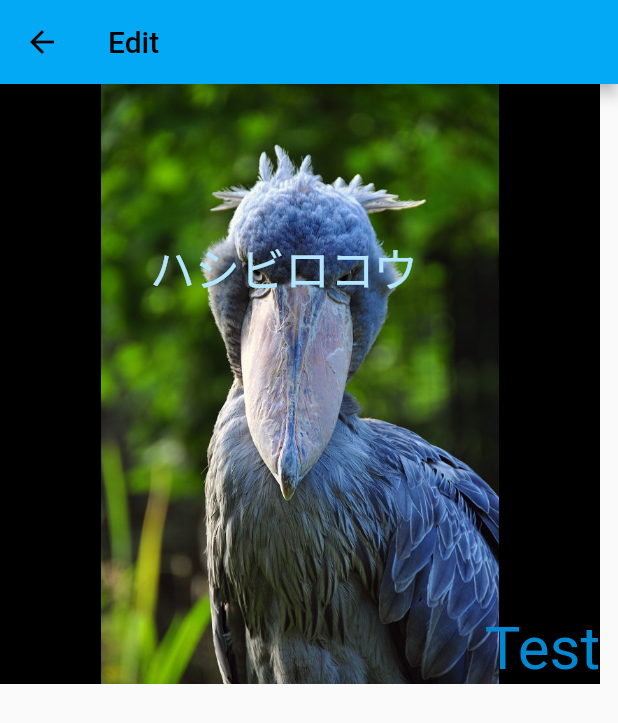
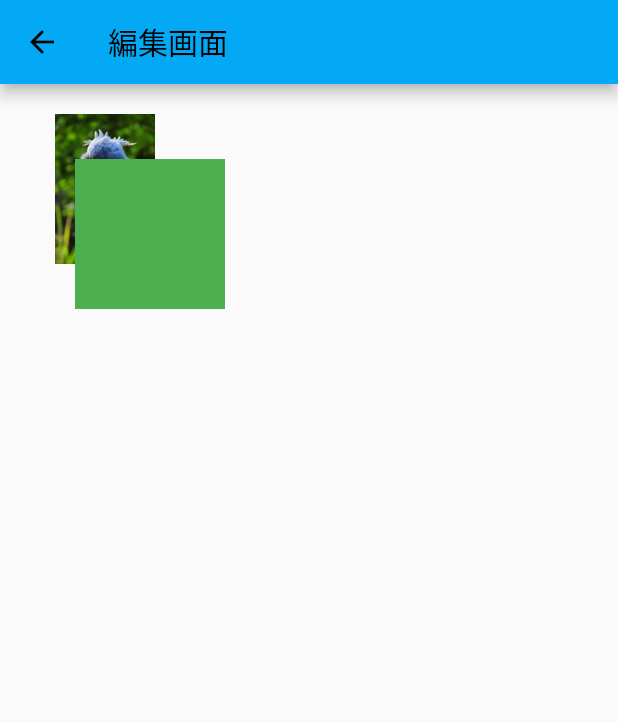
Before and after one commit to kutsu-4ta/flick_editor, a Flutter app: the screen it shows after launch, after a tap on an icon or button, on a phone screen of 412 x 824 dp. Shown: the top 723 px of the screen. Run offline on Flutter 3.47's test engine with Material 2 defaults, Android fonts, the phone set to English and light mode, and no system bars.

Commit message:
chore:編集画面でドラッグ&ドロップ実装

```diff
--- a/StudioProjects/flick_editter/lib/edit_page.dart
+++ b/StudioProjects/flick_editter/lib/edit_page.dart
@@ -1,71 +1,64 @@
 import 'package:flutter/material.dart';
+import 'package:flutter/rendering.dart';
 
-class EditPage extends StatelessWidget {
-  // イニシャライザ
-  EditPage(this.post);
-  String post;
+// NOTE:編集画面,テキスト編集、画像配置実装する
+
+
+// HACK:処理を別ファイルに分けたい
+
+  class EditPage extends StatefulWidget {
+    @override
+    _EditPageState createState() => _EditPageState();
+  }
+
+class _EditPageState extends State<EditPage> {
+
+  Offset posImage = Offset(20,20);
+  Offset pos = Offset(50,50);
 
   @override
   Widget build(BuildContext context) {
     return Scaffold(
       appBar: AppBar(
-          title: Text(post),
+        title: Text("編集画面"),
       ),
-        body: Stack(
+      body: Container(
+      child: Stack(
         alignment: Alignment.bottomRight,
+        // 画像
         children: <Widget>[
-            SizedBox(
-              width: 400.0,
-              height: 400.0,
-              child: Container(
-                child:Image.asset('images/hashibirokou.jpg'),
-                color: Colors.black,
+          Positioned(
+            left: posImage.dx,
+            top: posImage.dy,
+            child: Draggable(
+              feedback: Container(width: 100.0, height: 100.0, child:Image.asset('images/hashibirokou.jpg')),
+              child:Container(width: 100.0, height: 100.0, child:Image.asset('images/hashibirokou.jpg')),
+              childWhenDragging: Container(),
+              onDraggableCanceled: (view, offset) {
+                setState(() {
+                  posImage = offset;
+                });
+              },
             ),
           ),
+          // 四角
           Positioned(
-              left: 60.0,
-              top: 60.0,
-              width: 100.0,
-              height: 100.0,
-              child: Container(
-                // color: Colors.green,
+            left: pos.dx,
+            top: pos.dy,
+            child: Draggable(
+                feedback: Container(width: 100.0, height: 100.0, color: Colors.green[100]),
+                child:Container(width: 100.0, height: 100.0, color: Colors.green),
+              childWhenDragging: Container(),
+              onDraggableCanceled: (view, offset) {
+                  setState(() {
+                    pos = offset;
+                  });
+                },
             ),
           ),
-            Positioned(
-              left: 120.0,
-              top: 120.0,
-              width: 100.0,
-              height: 100.0,
-              child: Container(
-                // color: Colors.orange,
+        ],
       ),
     ),
-            Positioned(
-              left: 100.0,
-              top: 100.0,
-              width: 300.0,
-              height: 300.0,
-              child: Container(
-                child: Text(
-                  'ハシビロコウ',
-                  style: TextStyle(
-                    fontWeight: FontWeight.normal,
-                    fontSize: 30,
-                    color: Theme.of(context).primaryColorLight,
-                  ),
-                ),
-                // color: Colors.blue,
-              ),
-            ),
-            Text(
-              'Test',
-              style: TextStyle(
-                fontWeight: FontWeight.normal,
-                fontSize: 40,
-                color: Theme.of(context).primaryColorDark,
-              ),
-            )
-          ],
-        ));
+    );
   }
 }
--- a/StudioProjects/flick_editter/lib/main.dart
+++ b/StudioProjects/flick_editter/lib/main.dart
@@ -1,80 +1,51 @@
 import 'package:flutter/material.dart';
 import 'edit_page.dart';
 
-void main() {
-  runApp(const MyApp());
-}
+void main() => runApp(MyApp());
 
 class MyApp extends StatelessWidget {
   const MyApp({Key? key}) : super(key: key);
-
-  // トップ画面
   @override
   Widget build(BuildContext context) {
     return MaterialApp(
       title: 'Flutter Demo',
       theme: ThemeData(
-        /// [explain]
-        /// This is the theme of your application.
-        /// Try running your application with "flutter run". You'll see the
-        /// application has a blue toolbar. Then, without quitting the app, try
-        /// changing the primarySwatch below to Colors.green and then invoke
-        /// "hot reload" (press "r" in the console where you ran "flutter run",
-        /// or simply save your changes to "hot reload" in a Flutter IDE).
-        /// Notice that the counter didn't reset back to zero; the application
-        /// is not restarted.
-
-        // プライマリカラー
         primarySwatch: Colors.lightBlue,
       ),
-      home: const MyHomePage(title: 'My App'),
+      home: Contents(),
     );
   }
 }
 
-/// [説明]
-/// アプリのホーム画面クラス
-/// 静的クラスで設定される
-/// final でインスタンスを生成する感じか？
-class MyHomePage extends StatefulWidget {
-  const MyHomePage({Key? key, required this.title}) : super(key: key);
-
-  final String title;
-
-  @override
-  State<MyHomePage> createState() => _MyHomePageState();
-}
-
-/// [説明] ホーム画面のStateクラス
-class _MyHomePageState extends State<MyHomePage> {
-
-  /// [説明] 編集画面へ遷移
-  /// @param    void
-  /// @return   void
-  void _toEditPage() {
-    Navigator.push(
-      context,
-      MaterialPageRoute(
-          builder: (context) => EditPage('Edit')        // NOTE:アローで書いた方がかっこいい笑
-      ),
-    );
-  }
-
+class Contents extends StatelessWidget {
   final items = List<String>.generate(20, (index) => "$index");
 
   @override
   Widget build(BuildContext context) {
     return Scaffold(
-      appBar: AppBar(
-        title: Text('My Library'),
-      ),
+      appBar: AppBar(title: Text("一覧画面")),
       body: Container(
         width: double.infinity,
+
+        // HACK:リストビュー
+        child: ListView.builder(
+          itemCount: items.length,
+          itemBuilder: (context, index) => ListTile(
+            title: Text('${items[index]}'),
+            subtitle: Image.asset('images/hashibirokou.jpg'),
+            onTap: () {
+              Navigator.push(
+                  context, MaterialPageRoute(builder: (context) => EditPage()));
+            },
+          ),
+        ),
+
+        // HACK:グリッドビュー
         // child:GridView.count(
-          // Create a grid with 2 columns. If you change the scrollDirection to
-          // horizontal, this produces 2 rows.
-          // crossAxisCount: 2,
-          // Generate 100 widgets that display their index in the List.
+        // Create a grid with 2 columns. If you change the scrollDirection to
+        // horizontal, this produces 2 rows.
+        // crossAxisCount: 2,
+        // Generate 100 widgets that display their index in the List.
         //   children: List.generate(100, (index) {
         //     return Column(
         //       children: <Widget>[
@@ -87,14 +58,15 @@ class _MyHomePageState extends State<MyHomePage> {
         //     );
         //   }),
         // ),
-        child: ListView.builder(
-          itemCount: items.length,
-          itemBuilder: (context, index) => ListTile(      // HACK:やたらにアロー使うと見にくいか!?
-              title: Text('${items[index]}'),
-              // subtitle: Image.asset('images/hashibirokou.jpg'),
-              onTap:_toEditPage,
-          ),
-        ),
+
+        // HACK: ライズドボタン
+        // child: RaisedButton(
+        //   child: Text("編集画面"),
+        //   onPressed: () {
+        //     Navigator.push(context, MaterialPageRoute(builder: (context) => EditPage()));
+        //   },
+        // ),
+
       ),
     );
   }
```
Lines whose indentation alone changed are shown as unchanged.
